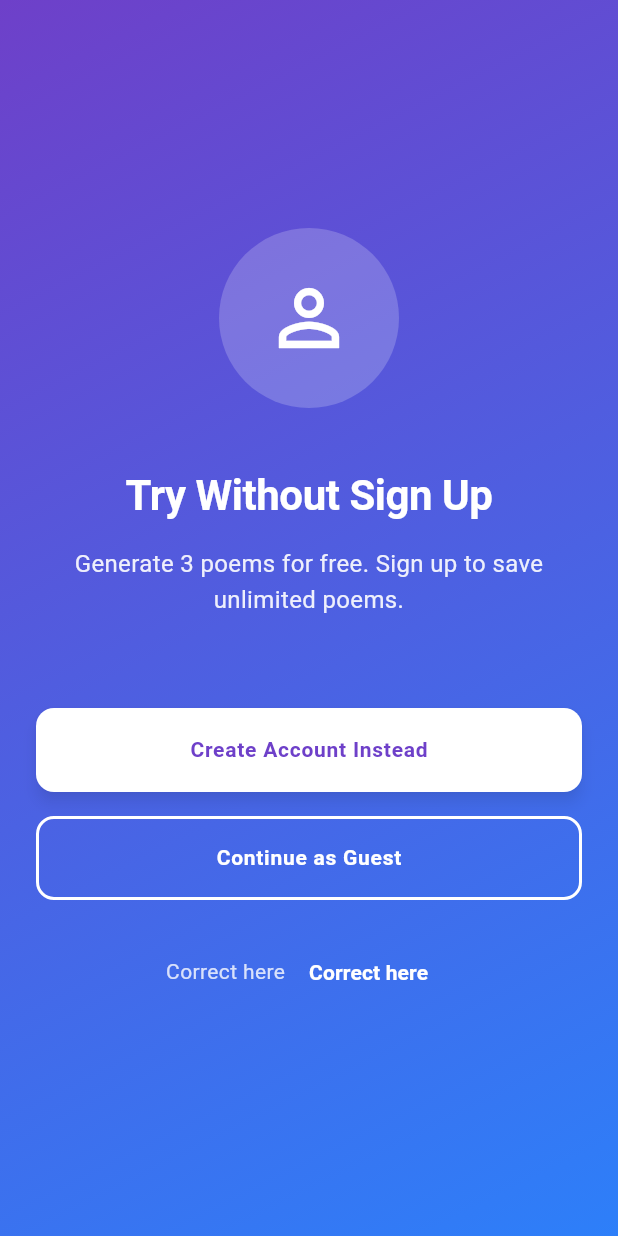
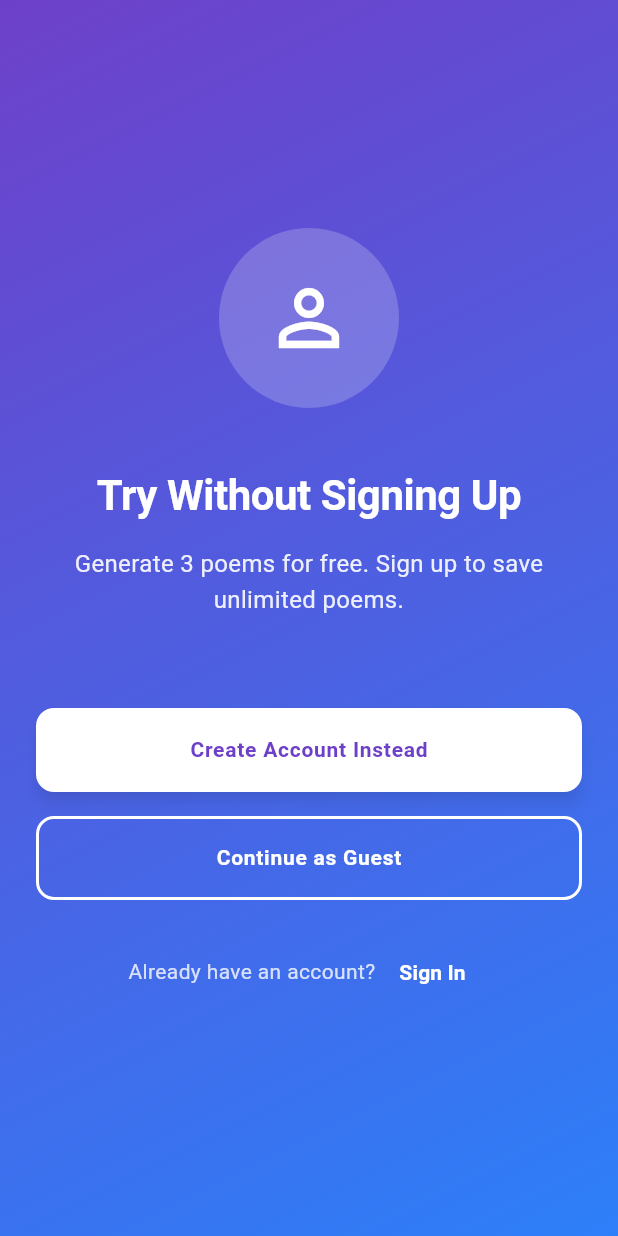
Before and after one commit to DevKorrir/code-poetry-flutter, a Flutter app: the screen it shows after launch, after a tap on "Skip", on a phone screen of 412 x 824 dp. Run offline on Flutter 3.47's test engine with Material 3 defaults, Android fonts, the phone set to English and light mode, and no system bars; our stand-ins replace cloud_firestore, connectivity_plus, firebase_auth, firebase_core, flutter_dotenv, flutter_secure_storage and 4 more; accounts and stored records are empty.

Commit message:
did some string correction

```diff
--- a/lib/core/constants/app_strings.dart
+++ b/lib/core/constants/app_strings.dart
@@ -44,8 +44,8 @@ class AppStrings {
   static const String loginWithGoogle = 'Continue with Google';
   static const String loginWithGitHub = 'Continue with GitHub';
   static const String loginAsGuest = 'Continue as Guest';
-  static const String loginHaveAccount = 'Correct here';
-  static const String loginSignIn = 'Correct here';
+  static const String loginHaveAccount = 'Already have an account?';
+  static const String loginSignIn = 'Sign In';
 
   static const String signupTitle = 'Create Account';
   static const String signupSubtitle = 'Join the poetry revolution';
@@ -57,7 +57,7 @@ class AppStrings {
   static const String signupHaveAccount = 'Already have an account?';
   static const String signupSignIn = 'Sign In';
 
-  static const String guestModeTitle = 'Try Without Sign Up';
+  static const String guestModeTitle = 'Try Without Signing Up';
   static const String guestModeDesc =
       'Generate 3 poems for free. Sign up to save unlimited poems.';
   static const String guestModeContinue = 'Continue as Guest';
@@ -121,7 +121,7 @@ class AppStrings {
   static const String poemReadAloud = 'Read Aloud';
   static const String poemSaved = 'Poem saved to gallery';
   static const String poemShared = 'Poem shared';
-  static const String successMessage = 'Poem suxxess';
+  static const String successMessage = 'Poem generated successfully';
 
   // ============================================================
   // GALLERY
@@ -180,8 +180,8 @@ class AppStrings {
 
   static const String guestLimitTitle = 'Daily Limit Reached';
   static const String guestLimitDesc =
-      'You\'ve used all 3 free poems. Sign up for 5 poems per day!';
-  static const String freeLimitTitle = '5 Poems Today';
+      'You\'ve used all 3 free poems. Sign up to get 5 poems per day!';
+  static const String freeLimitTitle = '5 Poems Used Today';
   static const String freeLimitDesc =
       'You\'ve reached your daily limit. Upgrade to Pro for unlimited poems!';
 
```
